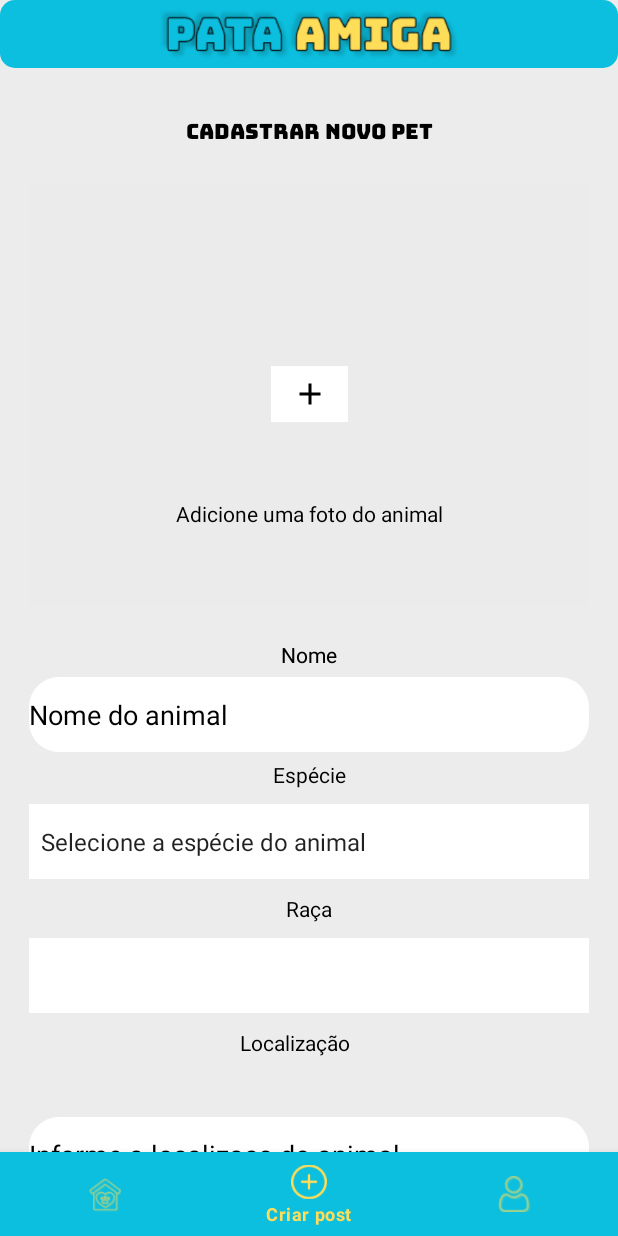
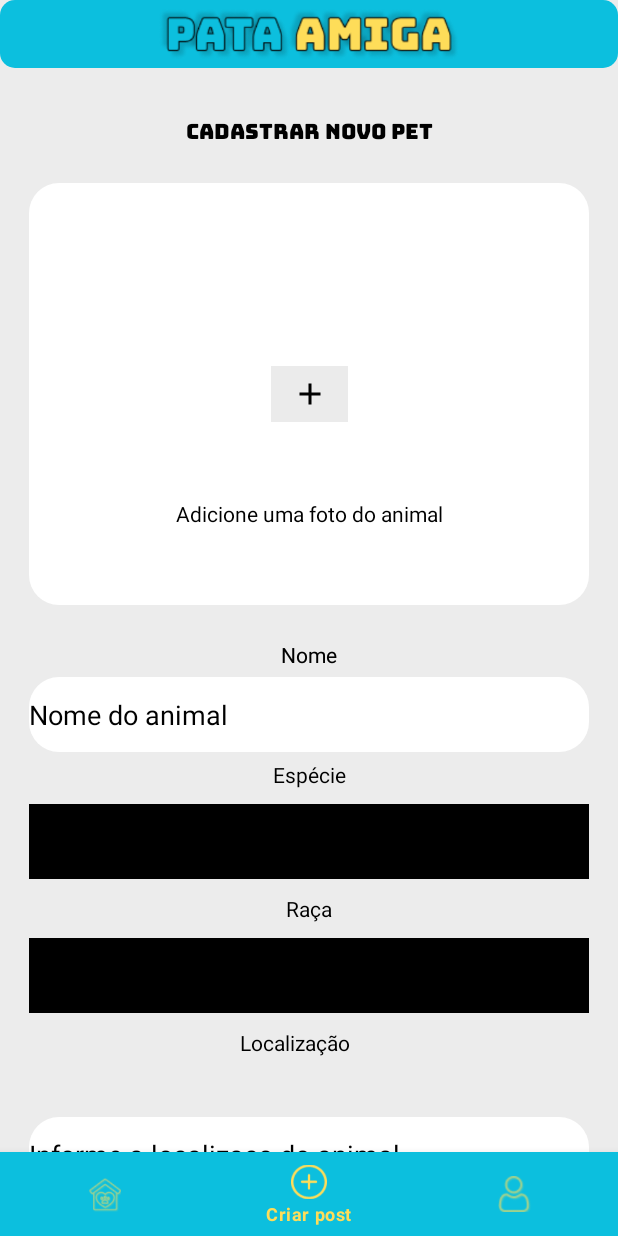
Before and after one commit to MatheusVict/PataAmiga, an Android app: the CreatePost screen opened through its navigation route, on a phone screen of 412 x 824 dp. Run offline under Robolectric (Android 15) with nearby library versions, the phone set to English and light mode, and no system bars; our stand-ins replace navigation-ui; pictures from the network do not load.

Commit message:
create post

```diff
--- a/app/src/main/java/com/example/pawfriend/Endpoint.kt
+++ b/app/src/main/java/com/example/pawfriend/Endpoint.kt
@@ -1,9 +1,6 @@
 package com.example.pawfriend
 
-import com.example.pawfriend.apiJsons.ListPostsPets
-import com.example.pawfriend.apiJsons.User
-import com.example.pawfriend.apiJsons.UserLogin
-import com.example.pawfriend.apiJsons.UserUpdate
+import com.example.pawfriend.apiJsons.*
 import com.google.gson.JsonObject
 import retrofit2.Call
 import retrofit2.http.Body
@@ -29,4 +26,7 @@ interface Endpoint {
 
     @GET("/api/postsPets/users")
     fun getAllPostsFromUser(): Call<List<ListPostsPets>>
+
+    @POST("/api/postsPets")
+    fun createPostPets(@Body postPets: CreatePostPets): Call<CreatePostPets>
 }
--- a/app/src/main/java/com/example/pawfriend/PostPetsAdapter.kt
+++ b/app/src/main/java/com/example/pawfriend/PostPetsAdapter.kt
@@ -31,7 +31,7 @@ class PostPetsAdapter(
         holder.binding.postSex.text = postSelect.sex
         holder.binding.postSpecie.text = postSelect.specie
         postSelect.postPic.let {
-           Log.i("APITESTE", "dentro do adapter: ${postSelect.postPic.toString()}")
+           holder.binding.postPic.setImageBitmap(decodeBase64ToBitMap(it))
         }
 
         holder.itemView.setOnClickListener { idPostSelect(postSelect.id) }
--- a/app/src/main/java/com/example/pawfriend/fragments/CreatePost.kt
+++ b/app/src/main/java/com/example/pawfriend/fragments/CreatePost.kt
@@ -15,9 +15,17 @@ import android.widget.Spinner
 import android.widget.Toast
 import androidx.fragment.app.Fragment
 import com.example.pawfriend.EditProfileFragments
+import com.example.pawfriend.Endpoint
+import com.example.pawfriend.NetworkUtils.Service
+import com.example.pawfriend.NetworkUtils.isNetworkAvailable
 import com.example.pawfriend.R
+import com.example.pawfriend.apiJsons.CreatePostPets
 import com.example.pawfriend.databinding.FragmentCreatePostBinding
+import com.example.pawfriend.global.AppGlobals
 import com.google.android.material.chip.Chip
+import retrofit2.Call
+import retrofit2.Callback
+import retrofit2.Response
 import java.io.IOException
 
 class CreatePost : Fragment() {
@@ -27,6 +35,7 @@ class CreatePost : Fragment() {
     private lateinit var raceSpinner: Spinner
 
     private var selectedRace: String? = null
+    private var selectedSpecie: String? = null
 
     private var profileImageBase64: String? = null
     private val REQUEST_IMAGE_PICK = 1
@@ -65,47 +74,50 @@ class CreatePost : Fragment() {
                 override fun onItemSelected(
                     parent: AdapterView<*>?,
                     view: View?,
-                    positon: Int,
+                    position: Int,
                     id: Long
                 ) {
-                    val selectedItem = specieArray[positon]
-
+                    val selectedItem = specieArray[position]
+                    selectedSpecie = selectedItem
 
                     val filteredRaces = getFilteredRaces(selectedItem)
 
-                    if (positon != 0) {
+                    if (position != 0) {
                         Log.i("APITESTE", "specie $selectedItem")
-                    }
-
-
+                    } else selectedSpecie = null
 
                     val raceAdapter = ArrayAdapter(
                         requireContext(),
                         android.R.layout.simple_spinner_item,
                         filteredRaces
                     )
-                    raceSpinner.adapter = raceAdapter
+                    binding.selectRaceInput.adapter = raceAdapter
                 }
 
                 override fun onNothingSelected(parent: AdapterView<*>?) {
-
+                    // TODO:
+                }
             }
 
-            }
-        /*binding.selectRaceInput.onItemSelectedListener = object: AdapterView.OnItemSelectedListener {
-            override fun onItemSelected(parent: AdapterView<*>?, view: View?, position: Int, id: Long) {
-                selectedRace = getFilteredRaces()[position]
+        binding.selectRaceInput.onItemSelectedListener =
+            object : AdapterView.OnItemSelectedListener {
+                override fun onItemSelected(
+                    parent: AdapterView<*>?,
+                    view: View?,
+                    position: Int,
+                    id: Long
+                ) {
+                    selectedRace = binding.selectRaceInput.selectedItem.toString()
                     val race = selectedRace
                     if (race != null) {
                         Log.i("APITESTE", "raca $race")
-
                     }
                 }
 
-            override fun onNothingSelected(p0: AdapterView<*>?) {
-                TODO("Not yet implemented")
+                override fun onNothingSelected(parent: AdapterView<*>?) {
+                    // TODO:
                 }
-        }*/
+            }
 
         binding.sexChoice.setOnCheckedChangeListener { radioGroup, chekedId ->
             val selectdRadioButton: RadioButton = radioGroup.findViewById(chekedId)
@@ -135,18 +147,40 @@ class CreatePost : Fragment() {
         val validMouths = binding.mounthsAgePostInput.error == null
         val validAbout = binding.aboutPostInput.error == null
 
-        if (validName && validLocation && validYears && validMouths && validAbout) {
+        if (validName && validLocation && validYears && validMouths && validAbout && selectedSpecie != null && profileImageBase64 != null) {
             if (binding.sexChoice.checkedRadioButtonId != -1 && binding.portPostChoise.checkedRadioButtonId != -1) {
                 val selectedSex =
                     binding.sexChoice.findViewById<RadioButton>(binding.sexChoice.checkedRadioButtonId).text.toString()
                 val selectedPort =
                     binding.portPostChoise.findViewById<RadioButton>(binding.portPostChoise.checkedRadioButtonId).text.toString()
-
+                val post: CreatePostPets = CreatePostPets(
+                    name = binding.namePostInput.text.toString(),
+                    postPic = profileImageBase64!!,
+                    race = selectedRace!!,
+                    specie = selectedSpecie!!,
+                    sex = selectedSex,
+                    age = "${binding.yearAgePostInput.text.toString()} anos ${binding.mounthsAgePostInput.text.toString()} meses",
+                    size = selectedPort,
+                    weight = selectedPort,
+                    about = binding.aboutPostInput.text.toString(),
+                    petLocation = binding.locationPostInput.text.toString(),
+                    isAdopted = false,
+                    isCastrated = binding.isCastratedCheckBox.isChecked,
+                    isVaccinated = binding.isVaccinatedCheckBox.isChecked,
+                    isPedigree = binding.isPedigreeCheckBox.isChecked,
+                    isDewormed = binding.isDewormedChekBox.isChecked,
+                    isEspecialNeeds = binding.isEspecialNeedsChekBox.isChecked,
+                )
+                if (isNetworkAvailable(requireContext())) {
+                    createPost(post)
+                } else {
                     Toast.makeText(
                         requireContext(),
-                    "tudo passou $selectedPort e $selectedSex",
+                        "Você não está conectado a rede",
                         Toast.LENGTH_SHORT
                     ).show()
+                }
+
             } else Toast.makeText(
                 requireContext(),
                 getString(R.string.create_post_radios_empty),
@@ -157,6 +191,41 @@ class CreatePost : Fragment() {
             getString(R.string.toast_error_inputs),
             Toast.LENGTH_SHORT
         ).show()
+    }
+
+    private fun createPost(post: CreatePostPets) {
+        val retrofitClient =
+            Service.getRetrofitInstance(AppGlobals.apiUrl, context = activity?.applicationContext!!)
+        val endpoint = retrofitClient.create(Endpoint::class.java)
+
+        endpoint.createPostPets(post).enqueue(object: Callback<CreatePostPets>{
+            override fun onResponse(
+                call: Call<CreatePostPets>,
+                response: Response<CreatePostPets>
+            ) {
+                if (response.isSuccessful) {
+                    Log.i("APITESTE", "criado ${response.body()}")
+                    Toast.makeText(
+                        requireContext(),
+                        "Post criado!!",
+                        Toast.LENGTH_SHORT
+                    ).show()
+
+                } else  if (response.code() == 409) {
+                    Toast.makeText(
+                        requireContext(),
+                        "A imagem é muito grande selecione outra",
+                        Toast.LENGTH_SHORT
+                    ).show()
+                    Log.i("APITESTE", "erro na api $response")
+                }
+
+            }
+
+            override fun onFailure(call: Call<CreatePostPets>, t: Throwable) {
+                Log.i("APITESTE", "erro $t")
+            }
+        })
     }
 
     private fun bytesToBase64(imageBytes: ByteArray): String {
@@ -191,37 +260,17 @@ class CreatePost : Fragment() {
     }
 
     private fun getFilteredRaces(specie: String): Array<String> {
-        return when (specie) {
-            "Gato" -> arrayOf(
-                "vira-lata",
-                "Persa",
-                "Siamese",
-                "Maine Coon",
-                "Sphynx",
-                "Bengal",
-                "Ragdoll"
+        val speciesList = listOf(
+            Species("Gato", resources.getStringArray(R.array.cats_races_array)),
+            Species("Cachorro", resources.getStringArray(R.array.dog_races_array)),
+            Species("Coelho", resources.getStringArray(R.array.bunny_races_array))
         )
-            "Cachorro" -> arrayOf(
-                "vira-lata",
-                "Labrador",
-                "Bulldog",
-                "Golden Retriever",
-                "Pastor alemão",
-                "Beagle",
-                "Rotivalei"
-            )
-            "Coelho" -> arrayOf(
-                "vira-lata",
-                "Mini Rex",
-                "Lionhead",
-                "Holland",
-                "Flemish",
-                "Netherland",
-                "Angorá"
-            )
-            else -> emptyArray()
+
+        val selectedSpecies = speciesList.find { it.name == specie }
+        return selectedSpecies?.races ?: emptyArray()
     }
-    }
+
+    data class Species(val name: String, val races: Array<String>)
 
     private fun petNameFocusListener() {
         binding.namePostInput.setOnFocusChangeListener { _, focused ->
@@ -296,7 +345,7 @@ class CreatePost : Fragment() {
 
     private fun validAbout(): String? {
         if (binding.aboutPostInput.text.toString().isEmpty()) {
-            return getString(R.string.create_post_years_empty)
+            return getString(R.string.inputEmptyError)
         }
         return null
     }
--- a/app/src/main/res/layout/fragment_create_post.xml
+++ b/app/src/main/res/layout/fragment_create_post.xml
@@ -63,7 +63,7 @@
             android:layout_marginStart="19dp"
             android:layout_marginTop="16dp"
             android:layout_marginEnd="19dp"
-            android:background="@color/gray"
+            android:background="@drawable/edittext_bg"
             app:layout_constraintEnd_toEndOf="parent"
             app:layout_constraintHorizontal_bias="1.0"
             app:layout_constraintStart_toStartOf="parent"
@@ -85,7 +85,7 @@
             android:id="@+id/button4"
             android:layout_width="51dp"
             android:layout_height="37dp"
-            android:background="@color/white"
+            android:background="@color/gray"
             android:src="@drawable/add_image_icon"
             app:layout_constraintBottom_toBottomOf="@+id/selectImage"
             app:layout_constraintEnd_toEndOf="@+id/selectImage"
@@ -163,7 +163,7 @@
             android:layout_marginStart="19dp"
             android:layout_marginTop="10dp"
             android:layout_marginEnd="19dp"
-            android:background="@color/white"
+            android:background="@color/black"
             android:entries="@array/species_array"
             android:inputType="textAutoComplete"
             android:textColor="@color/black"
@@ -190,8 +190,8 @@
             android:layout_marginStart="19dp"
             android:layout_marginTop="10dp"
             android:layout_marginEnd="19dp"
-            android:background="@color/white"
             android:inputType="textAutoComplete"
+            android:background="@color/black"
             android:textColor="@color/black"
             android:textColorHint="@color/black"
             app:layout_constraintEnd_toEndOf="parent"
@@ -250,6 +250,9 @@
             <RadioButton
                 android:id="@+id/female"
                 android:layout_width="wrap_content"
+                android:background="@drawable/edittext_bg"
+                android:layout_margin="7dp"
+                android:padding="11dp"
                 android:layout_height="wrap_content"
                 android:text="Fêmea"
                 android:textColor="@color/black" />
@@ -257,6 +260,9 @@
             <RadioButton
                 android:id="@+id/male"
                 android:layout_width="wrap_content"
+                android:background="@drawable/edittext_bg"
+                android:layout_margin="7dp"
+                android:padding="11dp"
                 android:layout_height="wrap_content"
                 android:text="macho"
                 android:textColor="@color/black" />
@@ -299,6 +305,7 @@
             android:layout_marginEnd="45dp"
             android:ems="10"
             android:background="@drawable/edittext_bg"
+            android:textAlignment="center"
             android:hint="meses"
             android:inputType="number"
             android:textColor="@color/black"
@@ -455,6 +462,7 @@
             android:id="@+id/aboutPostInput"
             android:layout_width="match_parent"
             android:layout_height="120dp"
+            android:padding="12dp"
             android:layout_marginStart="19dp"
             android:layout_marginTop="20dp"
             android:layout_marginEnd="19dp"
--- a/app/src/main/res/values/strings.xml
+++ b/app/src/main/res/values/strings.xml
@@ -83,11 +83,42 @@
     <string name="hello_blank_fragment">Hello blank fragment</string>
     <string name="search_for_pet">Busque por um pet</string>
     <string name="your_pets_button">SEUS PETS</string>
-
+    <!--arrays-->
     <string-array name="species_array">
         <item>Selecione a espécie do animal</item>
         <item>Gato</item>
         <item>Cachorro</item>
         <item>Coelho</item>
     </string-array>
+    <string-array name="cats_races_array">
+        <item>vira-lata</item>
+        <item>Persa</item>
+        <item>Siamese</item>
+        <item>Maine Coon</item>
+        <item>Sphynx</item>
+        <item>Bengal</item>
+        <item>Ragdoll</item>
+    </string-array>
+
+    <string-array name="dog_races_array">
+        <item>vira-lata</item>
+        <item>Labrador</item>
+        <item>Bulldog</item>
+        <item>Golden Retriever</item>
+        <item>Pastor alemão</item>
+        <item>Beagle</item>
+        <item>Rotivalei</item>
+    </string-array>
+
+    <string-array name="bunny_races_array">
+        <item>vira-lata</item>
+        <item>Mini Rex</item>
+        <item>Lionhead</item>
+        <item>Holland</item>
+        <item>Holland</item>
+        <item>Flemish</item>
+        <item>Netherland</item>
+        <item>Angorá</item>
+
+    </string-array>
 </resources>
```
Also changed, not shown: app/src/main/java/com/example/pawfriend/apiJsons/CreatePost.kt (added, +35 -0 lines). Lines whose indentation alone changed are shown as unchanged.
